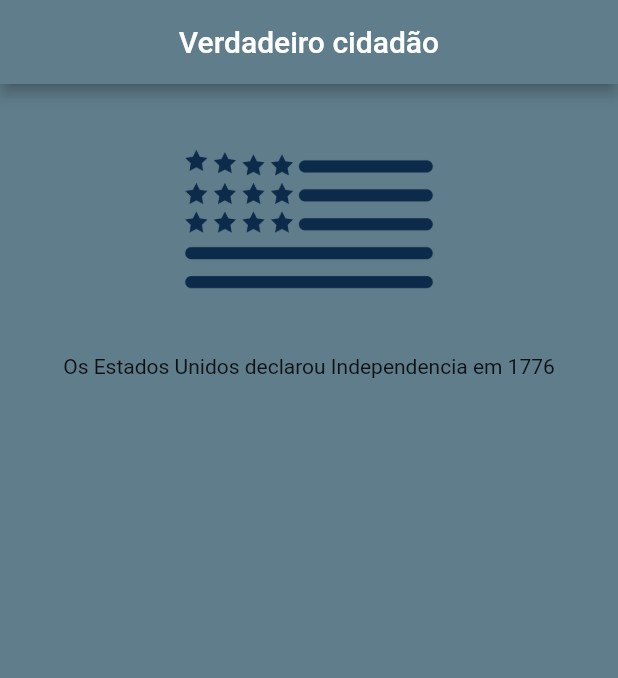
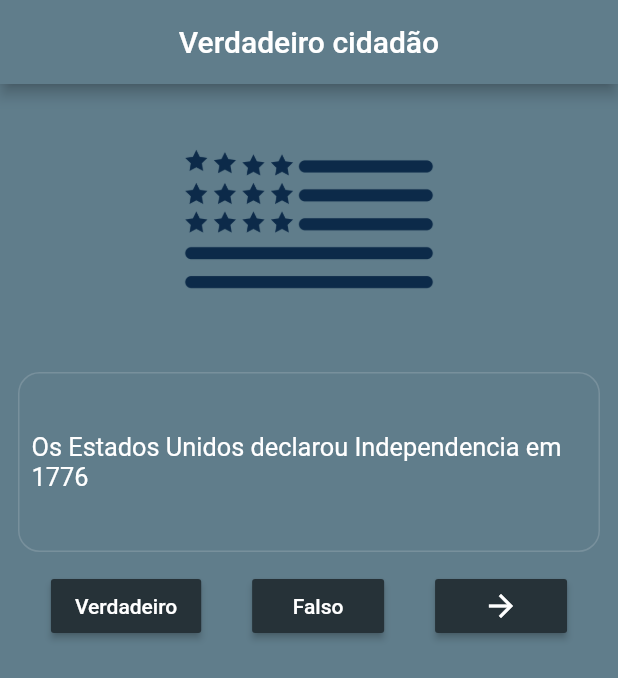
Before and after one commit to AndreDevLopes/QuizApp, a Flutter app: the screen it shows after launch, on a phone screen of 412 x 824 dp. Shown: the top 678 px of the screen. Run offline on Flutter 3.47's test engine with Material 2 defaults, Android fonts, the phone set to English and light mode, and no system bars.

Commit message:
interface finalizada

```diff
--- a/lib/ui/home.dart
+++ b/lib/ui/home.dart
@@ -47,9 +47,53 @@ class _QuizAppState extends State<QuizApp> {
                 height: 180,
               ),
             ),
-            Container(
-              height: 120,
-              child: Text(questionBank[0].questionText),
+            Padding(
+              padding: const EdgeInsets.all(12.0),
+              child: Container(
+                decoration: BoxDecoration(
+                  color: Colors.transparent,
+                  borderRadius: BorderRadius.circular(14.4),
+                  border: Border.all(
+                      color: Colors.blueGrey.shade400,
+                      style: BorderStyle.solid),
+                ),
+                height: 120,
+                child: Center(
+                  child: Padding(
+                    padding: const EdgeInsets.all(8.0),
+                    child: Text(
+                      questionBank[0].questionText,
+                      style: TextStyle(fontSize: 16.9, color: Colors.white),
+                    ),
+                  ),
+                ),
+              ),
+            ),
+            Row(
+              mainAxisAlignment: MainAxisAlignment.spaceEvenly,
+              children: <Widget>[
+                RaisedButton(
+                  onPressed: () => _checkAnswer(),
+                  color: Colors.blueGrey.shade900,
+                  child: Text(
+                    "Verdadeiro",
+                    style: TextStyle(color: Colors.white),
+                  ),
+                ),
+                RaisedButton(
+                  onPressed: () => _checkAnswer(),
+                  color: Colors.blueGrey.shade900,
+                  child: Text(
+                    "Falso",
+                    style: TextStyle(color: Colors.white),
+                  ),
+                ),
+                RaisedButton(
+                  onPressed: () => _nextQuestion(),
+                  color: Colors.blueGrey.shade900,
+                  child: Icon(Icons.arrow_forward, color: Colors.white),
+                ),
+              ],
             ),
             Spacer(),
           ],
@@ -57,4 +101,8 @@ class _QuizAppState extends State<QuizApp> {
       ),
     );
   }
+
+  _nextQuestion() {}
+
+  _checkAnswer() {}
 }
```
